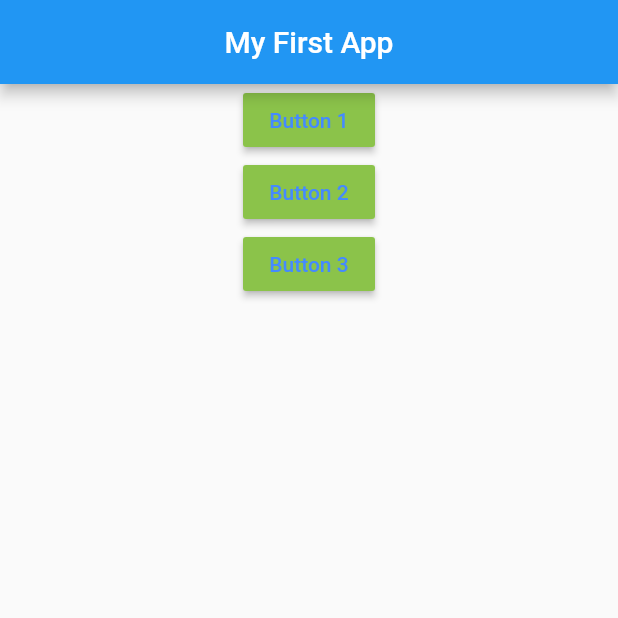
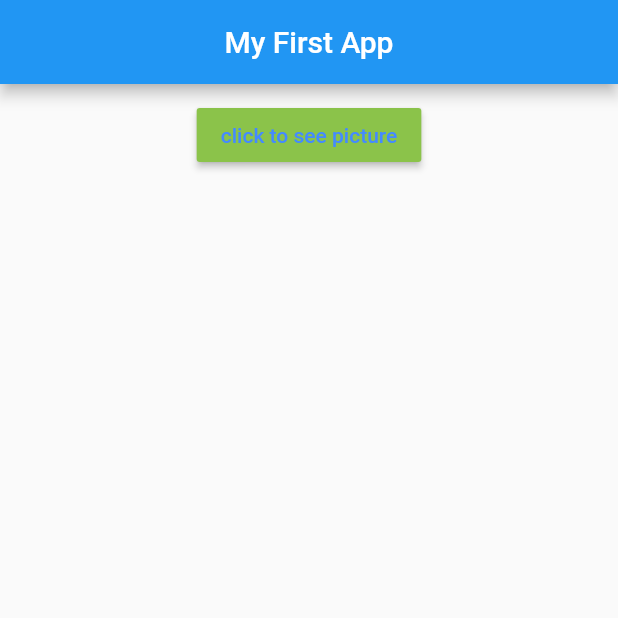
Before and after one commit to ttcapp/any, a Flutter app: the screen it shows after launch, on a phone screen of 412 x 824 dp, the top half of it. Run offline on Flutter 3.47's test engine with Material 2 defaults, Android fonts, the phone set to English and light mode, and no system bars.

```diff
--- a/lib/main.dart
+++ b/lib/main.dart
@@ -3,12 +3,11 @@ import 'package:flutter/material.dart';
 void main() {
   runApp(MyApp());
 }
-String btnText = "Button 1";
-String btnText2 = "Button 2";
-String btnText3 = "Button 3";
+String btnText = "click to see picture";
+
+bool pictureVisiblity=false;
+
 Color btnClr1=Colors.lightGreen;
-Color btnClr2=Colors.lightGreen;
-Color btnClr3=Colors.lightGreen;
 
 
 class MyApp extends StatelessWidget {
@@ -39,40 +38,35 @@ class _MyHomePageState extends State<MyHomePage> {
         title: Text("My First App"
         ),
       ),
-      body: Container(
+      body: SingleChildScrollView(
         child: Align(
           child: Column(
 
             // crossAxisAlignment: CrossAxisAlignment.center,
             children: [
+              SizedBox(
+                height: 10,
+              ),
               RaisedButton(
                 child: Text(btnText,style: TextStyle(color: Colors.blueAccent),),
                 color: btnClr1,
                   onPressed:(){
                   setState(() {
-                    btnText="Button Pressed 1";
+                    btnText="picture is visible now";
+                    pictureVisiblity=true;
                   });
 
                   }),
-              RaisedButton(
-                  child: Text(btnText2,style: TextStyle(color: Colors.blueAccent),),
-                  color: btnClr2,
-                  onPressed:(){
-                    setState(() {
-                      btnText2="Button Pressed 2";
-                    });
+              // crossAxisAlignment: CrossAxisAlignment.center,
+              // crossAxisAlignment: CrossAxisAlignment.center,
+              SizedBox(
+                height: 10,
+              ),
+              Visibility(
+                 visible:pictureVisiblity ,
+                  child: Image.network("https://cdn.pixabay.com/photo/2015/04/19/08/32/marguerite-729510__480.jpg"))
 
-                  }),
-              RaisedButton(
-                  child: Text(btnText3,style: TextStyle(color: Colors.blueAccent),),
-                  color: btnClr3,
-                  onPressed:(){
-                    setState(() {
-                      btnText3="Button Pressed 3";
-                    });
-
-                  })
-            ],
+                         ],
           ),
         ),
       ),
```
